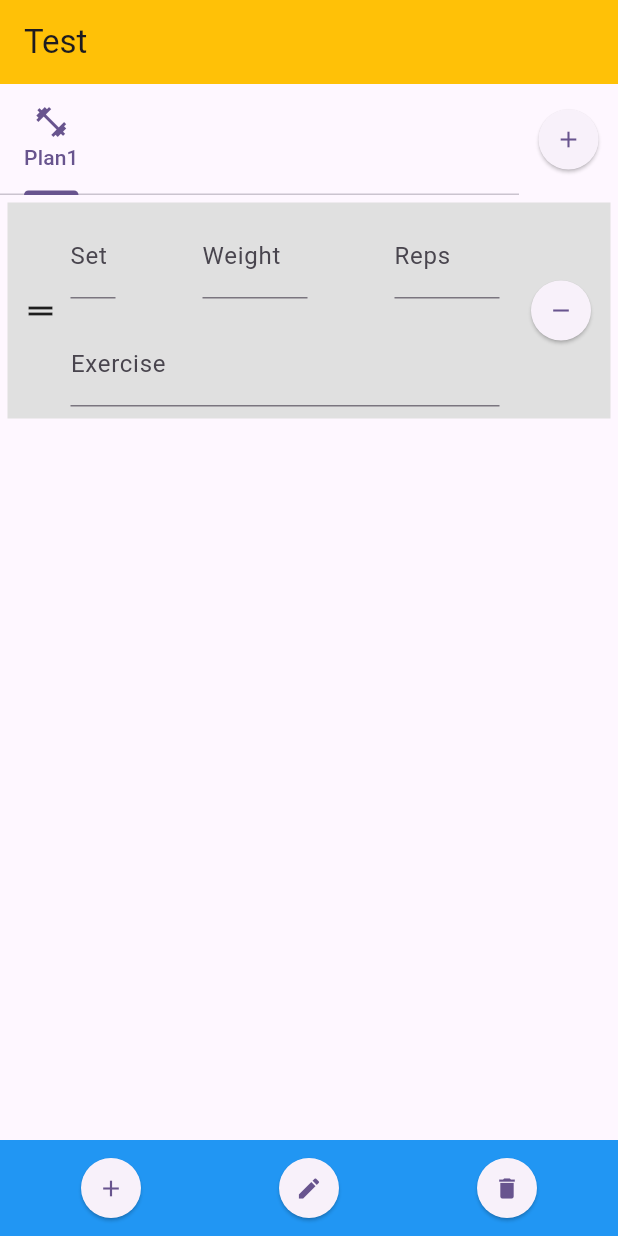
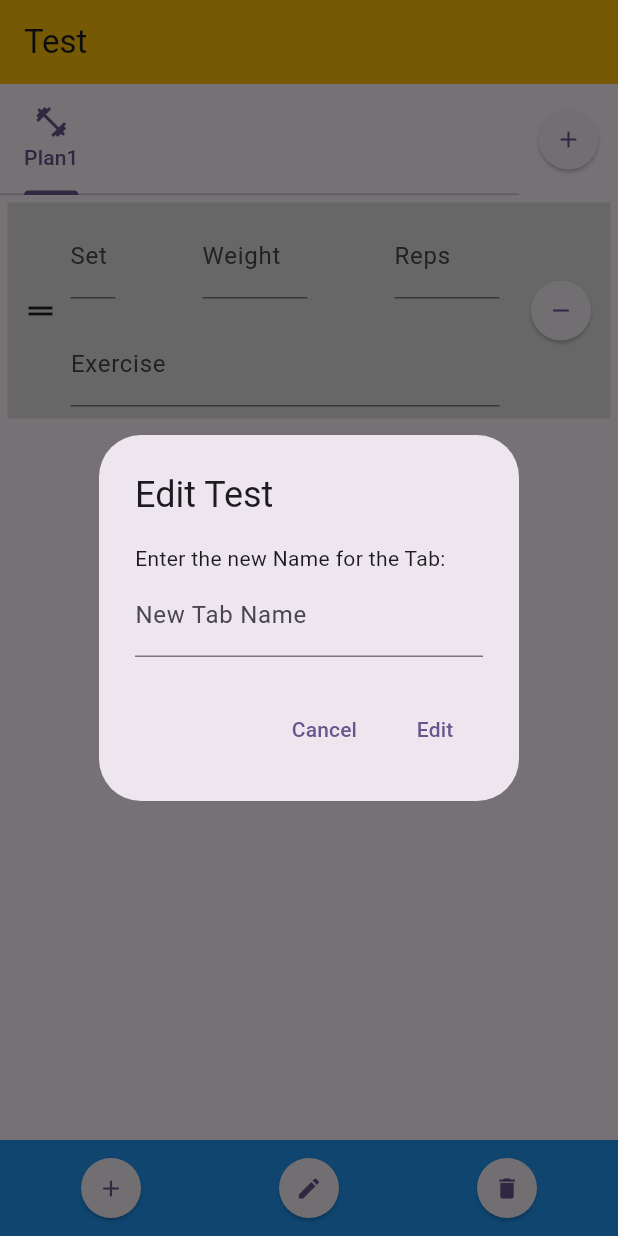
Before and after one commit to Rollemann/WorkoutTemplateApp, a Flutter app: the screen it shows after launch, after a tap on the "edit" icon, on a phone screen of 412 x 824 dp. Run offline on Flutter 3.47's test engine with Material 3 defaults, Android fonts, the phone set to English and light mode, and no system bars; our stand-ins replace shared_preferences.

Commit message:
rename Tab

```diff
--- /dev/null
+++ b/workouttemplateapp/lib/allDialogs.dart
@@ -0,0 +1,93 @@
+import 'package:flutter/material.dart';
+
+class AllDialogs {
+  static showDeleteDialog(
+      BuildContext context, String text, Function continueAction) {
+    // set up the buttons
+    Widget cancelButton = TextButton(
+      child: const Text("Cancel"),
+      onPressed: () {
+        Navigator.of(context).pop();
+      },
+    );
+    Widget continueButton = TextButton(
+      child: const Text("Continue"),
+      onPressed: () {
+        Navigator.of(context).pop();
+        continueAction();
+      },
+    );
+
+    // set up the AlertDialog
+    AlertDialog alert = AlertDialog(
+      title: Text("Delete $text"),
+      content: Text("Really delete the $text?"),
+      actions: [
+        cancelButton,
+        continueButton,
+      ],
+    );
+
+    // show the dialog
+    showDialog(
+      context: context,
+      builder: (BuildContext context) {
+        return alert;
+      },
+    );
+  }
+
+  static showEditDialog(BuildContext context, String text,
+      Function continueAction, int currentTabId) {
+    String enteredText = "";
+    // set up the buttons
+    Widget cancelButton = TextButton(
+      child: const Text("Cancel"),
+      onPressed: () {
+        Navigator.of(context).pop();
+        enteredText = "";
+      },
+    );
+    Widget continueButton = TextButton(
+      child: const Text("Edit"),
+      onPressed: () {
+        Navigator.of(context).pop();
+        continueAction(enteredText, currentTabId);
+        enteredText = "";
+      },
+    );
+
+    // set up the AlertDialog
+    AlertDialog alert = AlertDialog(
+      title: Text("Edit $text"),
+      content: Column(
+        crossAxisAlignment: CrossAxisAlignment.start,
+        mainAxisSize: MainAxisSize.min,
+        children: [
+          const Text("Enter the new Name for the Tab: "),
+          TextField(
+            decoration: const InputDecoration(
+              labelText: 'New Tab Name',
+              border: UnderlineInputBorder(),
+            ),
+            onChanged: (value) {
+              enteredText = value;
+            },
+          ),
+        ],
+      ),
+      actions: [
+        cancelButton,
+        continueButton,
+      ],
+    );
+
+    // show the dialog
+    showDialog(
+      context: context,
+      builder: (BuildContext context) {
+        return alert;
+      },
+    );
+  }
+}
--- a/workouttemplateapp/lib/confirmationDialog.dart
+++ /dev/null
@@ -1,39 +0,0 @@
-import 'package:flutter/material.dart';
-
-class DeleteDialog {
-  static showDeleteDialog(
-      BuildContext context, String text, Function continueAction) {
-    // set up the buttons
-    Widget cancelButton = TextButton(
-      child: const Text("Cancel"),
-      onPressed: () {
-        Navigator.of(context).pop();
-      },
-    );
-    Widget continueButton = TextButton(
-      child: const Text("Continue"),
-      onPressed: () {
-        Navigator.of(context).pop();
-        continueAction();
-      },
-    );
-
-    // set up the AlertDialog
-    AlertDialog alert = AlertDialog(
-      title: Text("Delete $text"),
-      content: Text("Really delete the $text?"),
-      actions: [
-        cancelButton,
-        continueButton,
-      ],
-    );
-
-    // show the dialog
-    showDialog(
-      context: context,
-      builder: (BuildContext context) {
-        return alert;
-      },
-    );
-  }
-}
--- a/workouttemplateapp/lib/screens/mainScreen.dart
+++ b/workouttemplateapp/lib/screens/mainScreen.dart
@@ -51,12 +51,19 @@ class _MainScreenState extends State<MainScreen> {
     });
   }
 
+  void renameTab(String newName, int index) {
+    setState(() {
+      AllData.allData[index].name = newName;
+    });
+  }
+
   List<TemplateDetails> createTabViews() {
     final List<TemplateDetails> allTemplateDetails = [];
     for (var i = 0; i < AllData.allData.length; i++) {
       allTemplateDetails.add(TemplateDetails(
         id: i,
         removeTab: () => removeTab(i),
+        renameTab: renameTab,
       ));
     }
     return allTemplateDetails;
--- a/workouttemplateapp/lib/screens/mainWidgets/templateDetails.dart
+++ b/workouttemplateapp/lib/screens/mainWidgets/templateDetails.dart
@@ -9,7 +9,13 @@ import 'package:workouttemplateapp/screens/mainWidgets/templateSettings.dart';
 class TemplateDetails extends StatefulWidget {
   final VoidCallback removeTab;
   final int id;
-  const TemplateDetails({super.key, required this.removeTab, required this.id});
+  final Function renameTab;
+  const TemplateDetails({
+    super.key,
+    required this.removeTab,
+    required this.id,
+    required this.renameTab,
+  });
 
   @override
   State<TemplateDetails> createState() => _TemplateDetailsState();
@@ -46,6 +52,8 @@ class _TemplateDetailsState extends State<TemplateDetails> {
         TemplateSettings(
           removeTab: widget.removeTab,
           addRow: addRow,
+          renameTab: widget.renameTab,
+          currentTabId: widget.id,
         ),
       ],
     );
--- a/workouttemplateapp/lib/screens/mainWidgets/templateRow.dart
+++ b/workouttemplateapp/lib/screens/mainWidgets/templateRow.dart
@@ -1,5 +1,5 @@
 import 'package:flutter/material.dart';
-import 'package:workouttemplateapp/confirmationDialog.dart';
+import 'package:workouttemplateapp/allDialogs.dart';
 import 'package:workouttemplateapp/dbHandler.dart';
 
 class TemplateRow extends StatelessWidget {
@@ -126,7 +126,7 @@ class TemplateRow extends StatelessWidget {
               ),
               ElevatedButton(
                 onPressed: () => {
-                  DeleteDialog.showDeleteDialog(
+                  AllDialogs.showDeleteDialog(
                     context,
                     "Row ${AllData.allData[tabID].rows[rowID].exercise}",
                     removeRow,
--- a/workouttemplateapp/lib/screens/mainWidgets/templateSettings.dart
+++ b/workouttemplateapp/lib/screens/mainWidgets/templateSettings.dart
@@ -1,12 +1,17 @@
-import 'dart:developer';
 import 'package:flutter/material.dart';
-import 'package:workouttemplateapp/confirmationDialog.dart';
+import 'package:workouttemplateapp/allDialogs.dart';
 
 class TemplateSettings extends StatelessWidget {
   final VoidCallback removeTab;
   final Function addRow;
+  final Function renameTab;
+  final int currentTabId;
   const TemplateSettings(
-      {super.key, required this.removeTab, required this.addRow});
+      {super.key,
+      required this.removeTab,
+      required this.addRow,
+      required this.renameTab,
+      required this.currentTabId});
 
   @override
   Widget build(BuildContext context) {
@@ -24,14 +29,17 @@ class TemplateSettings extends StatelessWidget {
               child: const Icon(Icons.add),
             ),
             ElevatedButton(
-              onPressed: () => {log("expend view")},
+              onPressed: () => {
+                AllDialogs.showEditDialog(
+                    context, "Test", renameTab, currentTabId)
+              },
               style: const ButtonStyle(
                   shape: MaterialStatePropertyAll(CircleBorder())),
               child: const Icon(Icons.edit),
             ),
             ElevatedButton(
               onPressed: () =>
-                  {DeleteDialog.showDeleteDialog(context, "Tab", removeTab)},
+                  {AllDialogs.showDeleteDialog(context, "Tab", removeTab)},
               style: const ButtonStyle(
                   shape: MaterialStatePropertyAll(CircleBorder())),
               child: const Icon(Icons.delete),
```
